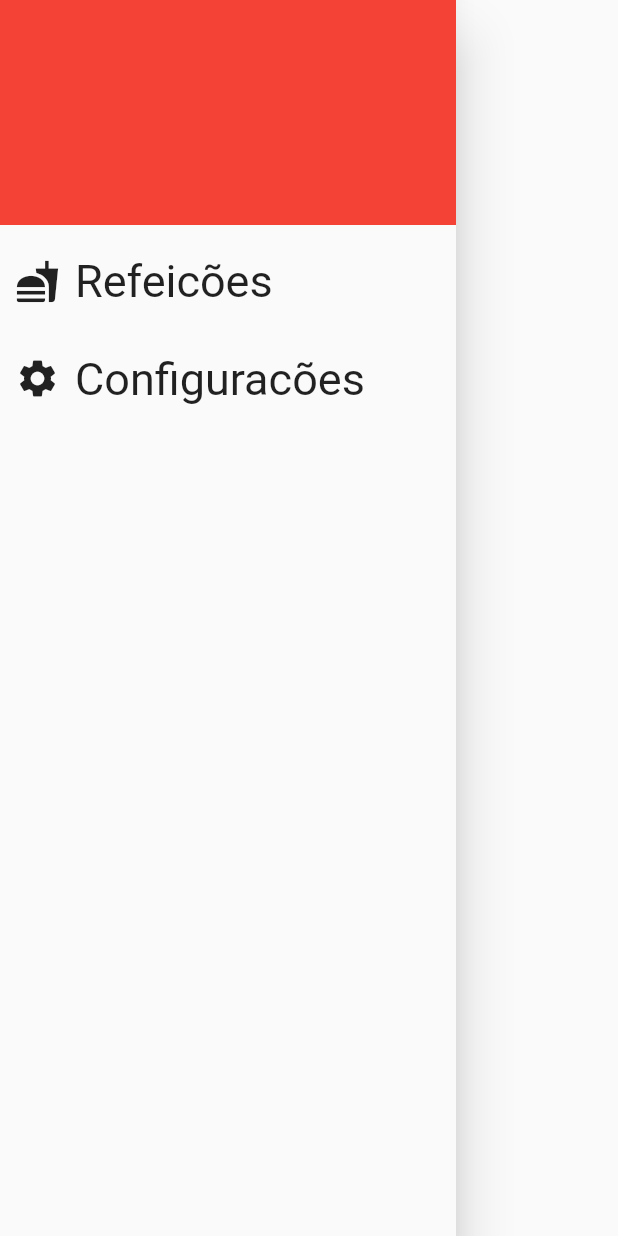
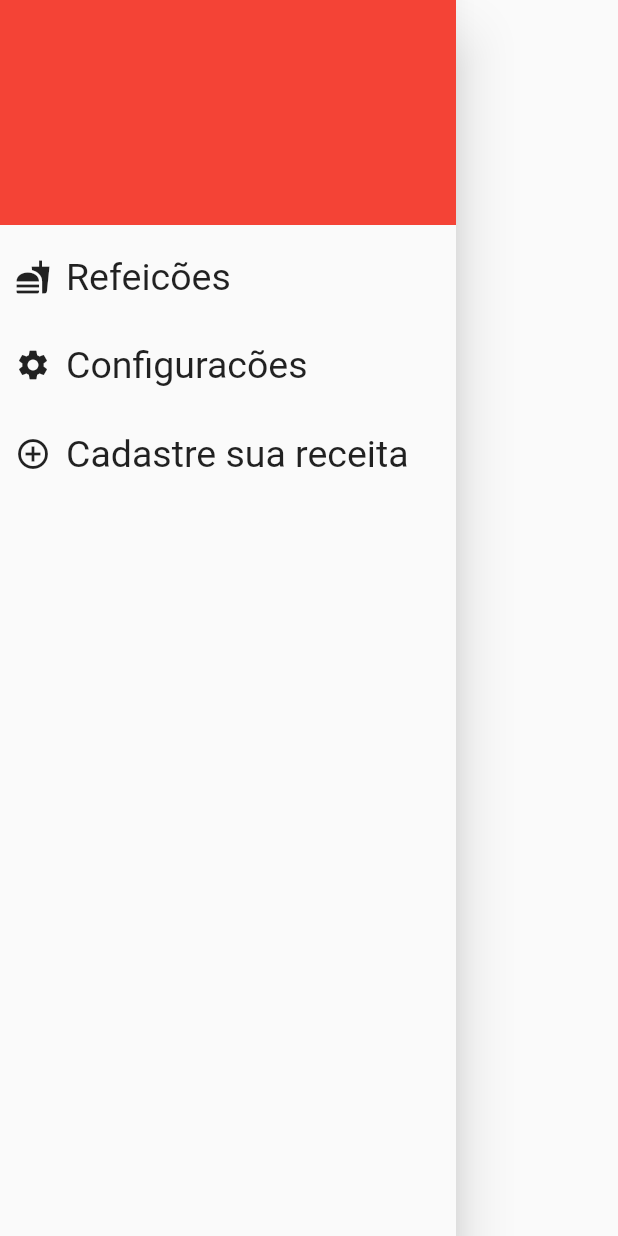
Before and after one commit to adrianoaraujo0/app_refeicoes, a Flutter app: the DrawerComponent widget shown alone on an empty page, opened directly, on a phone screen of 412 x 824 dp. Run offline on Flutter 3.47's test engine with Material 2 defaults, Android fonts, the light colour scheme and no system bars; our stand-ins replace sqflite; accounts and stored records are empty; network calls fail.

Commit message:
pagina de cadastro sendo implementada

```diff
--- a/lib/ui/drawer/drawer_component.dart
+++ b/lib/ui/drawer/drawer_component.dart
@@ -1,5 +1,5 @@
-import 'package:app_refeicoes/ui/categories/categories_page.dart';
 import 'package:app_refeicoes/ui/home_page.dart';
+import 'package:app_refeicoes/ui/registration/registration_page.dart';
 import 'package:app_refeicoes/ui/settings/settings_page.dart';
 import 'package:flutter/material.dart';
 
@@ -8,8 +8,7 @@ class DrawerComponent extends StatelessWidget {
 
   @override
   Widget build(BuildContext context) {
-    return Scaffold(
-      body: Drawer(
+    return  Drawer(
       child: Column(
         crossAxisAlignment: CrossAxisAlignment.start,
         children: [
@@ -19,37 +18,43 @@ class DrawerComponent extends StatelessWidget {
             color: Colors.red,
           ),
           const SizedBox(height: 20),
-            InkWell(
-              onTap: () => Navigator.push(context, MaterialPageRoute(builder: (context) =>  const HomePage())),
+          buildInkWell(
+            context,
+            MaterialPageRoute(builder: (context) =>  const HomePage()),
+            Icons.fastfood,
+            "Refeicões"
+          ),
+          const SizedBox(height: 30),
+          buildInkWell(
+            context,
+            MaterialPageRoute(builder: (context) =>  const SettingsPage()),
+            Icons.settings,
+            "Configuracões"
+          ),
+          const SizedBox(height: 30),
+          buildInkWell(
+            context,
+            MaterialPageRoute(builder: (context) =>  RegistrationPage()),
+            Icons.add_circle_outline_outlined,
+            "Cadastre sua receita"
+          )
+        ],
+      ),
+    );
+  }
+
+  Widget buildInkWell(BuildContext context, MaterialPageRoute route , IconData? icon, String text){
+    return  InkWell(
+      onTap: () => Navigator.push(context, route),
       child: Container(
         padding: const EdgeInsets.symmetric(horizontal: 10),
         child: Row(
           mainAxisAlignment: MainAxisAlignment.start,
           crossAxisAlignment: CrossAxisAlignment.center,
-                  children: const [
-                    Icon(Icons.fastfood, size: 30),
-                    SizedBox(width: 10),
-                    Text("Refeicões", style: TextStyle(fontSize: 30),)
-                  ],
-                ),
-              ),
-            ),
-            const SizedBox(height: 30),
-            InkWell(
-              onTap: () => Navigator.push(context, MaterialPageRoute(builder: (context) =>  const SettingsPage())),
-              child: Container(
-                padding: const EdgeInsets.symmetric(horizontal: 10),
-                child: Row(
-                  mainAxisAlignment: MainAxisAlignment.start,
-                  crossAxisAlignment: CrossAxisAlignment.center,
-                  children: const [
-                    Icon(Icons.settings, size: 30),
-                    SizedBox(width: 10),
-                    Text("Configuracões", style: TextStyle(fontSize: 30),)
-                  ],
-                ),
-              ),
-            ),
+          children: [
+            Icon(icon),
+            const SizedBox(width: 10),
+            Text(text , style: const TextStyle(fontSize: 25))
           ],
         ),
       ),
--- a/lib/ui/stopwatch/stopwatch_page.dart
+++ b/lib/ui/stopwatch/stopwatch_page.dart
@@ -1,6 +1,5 @@
 import 'package:app_refeicoes/ui/stopwatch/stopwatch_controller.dart';
 import 'package:flutter/material.dart';
-import 'package:stop_watch_timer/stop_watch_timer.dart';
 class StopwatchPage extends StatelessWidget {
 
   final double seconds;
```
Also changed, not shown: lib/db/database_provider.dart (added, +20 -0 lines), lib/ui/registration/registration_controller.dart (added, +26 -0 lines), lib/ui/registration/registration_page.dart (added, +181 -0 lines). Lines whose indentation alone changed are shown as unchanged.
